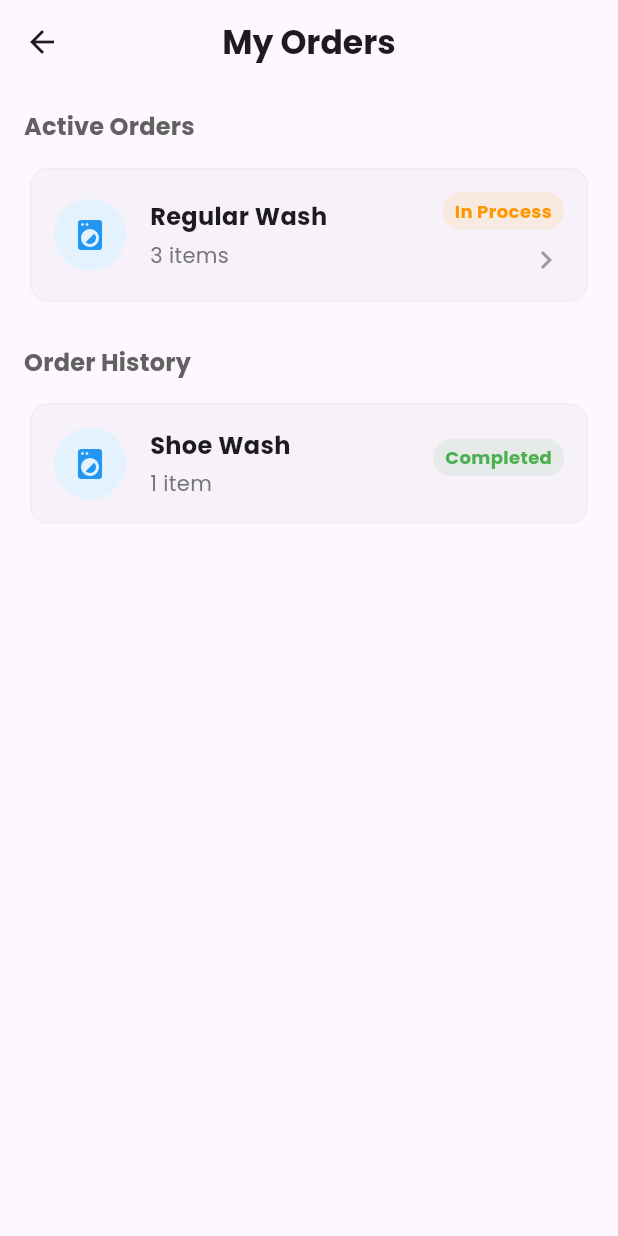
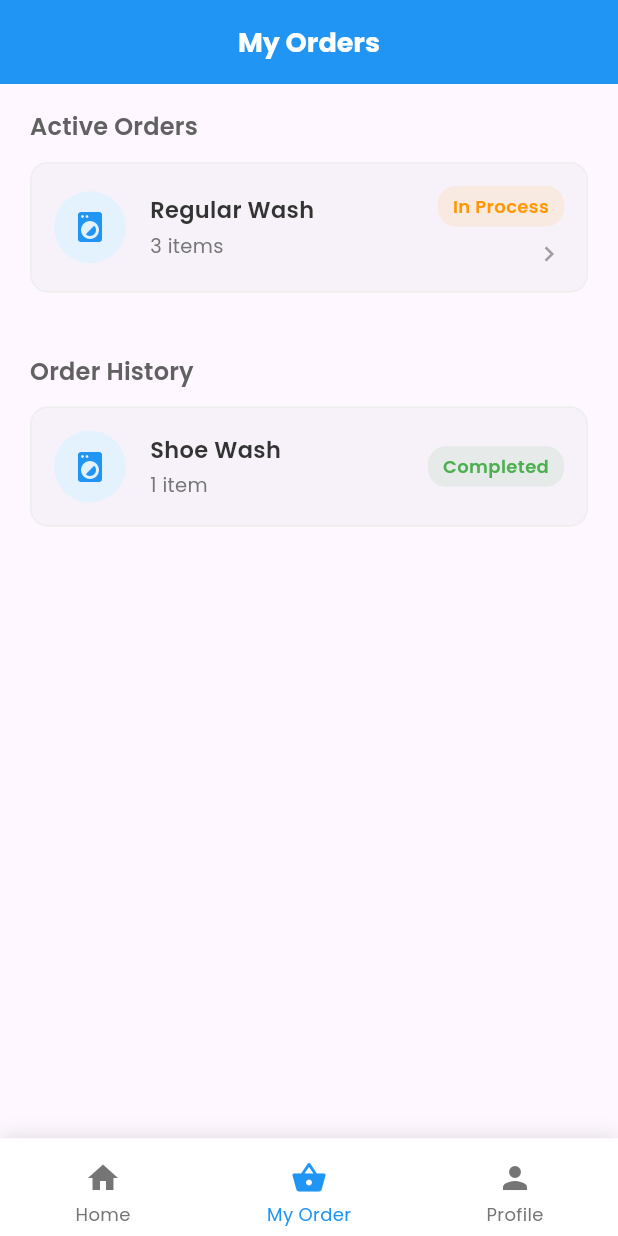
Before and after one commit to Blaundry/BLaundry, a Flutter app: the MyOrderPage screen opened directly, on a phone screen of 412 x 824 dp. Run offline on Flutter 3.47's test engine with Material 3 defaults, Android fonts, the light colour scheme and no system bars; our stand-ins replace image_picker, lottie, qr_flutter.

Commit message:
nambahin navbar sama nyesuain posisi

```diff
--- a/lib/myorder.dart
+++ b/lib/myorder.dart
@@ -1,6 +1,8 @@
 import 'package:flutter/material.dart';
-import 'payment.dart';
-import 'dashboard.dart';
+import 'package:blaundry_registlogin/payment.dart';
+import 'package:blaundry_registlogin/dashboard.dart';
+import 'package:blaundry_registlogin/profile.dart';
+import 'package:blaundry_registlogin/button_navbar_user.dart';
 
 class MyOrderPage extends StatelessWidget {
   const MyOrderPage({super.key});
@@ -9,28 +11,28 @@ class MyOrderPage extends StatelessWidget {
   Widget build(BuildContext context) {
     return Scaffold(
       appBar: AppBar(
-        title: const Text('My Orders', style: TextStyle(fontWeight: FontWeight.bold)),
-        leading: IconButton(
-          icon: const Icon(Icons.arrow_back),
-          onPressed: () => Navigator.pushReplacement(
-            context,
-            MaterialPageRoute(builder: (context) => const DashboardPage()),
-          ),
-        ),
+        title: const Text('My Orders',
+            style: TextStyle(
+              fontWeight: FontWeight.bold,
+              fontSize: 18,
+              color: Colors.white,
+            )),
         centerTitle: true,
+        backgroundColor: const Color.fromARGB(255, 33, 149, 243),
         elevation: 0,
+        automaticallyImplyLeading: false,
       ),
       body: Padding(
-        padding: const EdgeInsets.symmetric(horizontal: 16),
+        padding: const EdgeInsets.symmetric(horizontal: 20, vertical: 16),
         child: Column(
           crossAxisAlignment: CrossAxisAlignment.start,
           children: [
-            const SizedBox(height: 16),
             Text('Active Orders',
                 style: Theme.of(context).textTheme.titleMedium?.copyWith(
-                  fontWeight: FontWeight.bold,
-                  color: Colors.grey[700],
-                )),
+                      fontWeight: FontWeight.w600,
+                      color: Colors.grey[700],
+                      fontSize: 16,
+                    )),
             const SizedBox(height: 12),
             _buildOrderCard(
               context,
@@ -46,9 +48,10 @@ class MyOrderPage extends StatelessWidget {
             const SizedBox(height: 24),
             Text('Order History',
                 style: Theme.of(context).textTheme.titleMedium?.copyWith(
-                  fontWeight: FontWeight.bold,
-                  color: Colors.grey[700],
-                )),
+                      fontWeight: FontWeight.w600,
+                      color: Colors.grey[700],
+                      fontSize: 16,
+                    )),
             const SizedBox(height: 12),
             _buildOrderCard(
               context,
@@ -59,6 +62,22 @@ class MyOrderPage extends StatelessWidget {
             ),
           ],
         ),
+      ),
+      bottomNavigationBar: BottomNavBaruser(
+        selectedIndex: 1, // My Order is selected
+        onTap: (index) {
+          if (index == 0) {
+            Navigator.pushReplacement(
+              context,
+              MaterialPageRoute(builder: (context) => const DashboardPage()),
+            );
+          } else if (index == 2) {
+            Navigator.pushReplacement(
+              context,
+              MaterialPageRoute(builder: (context) => const ProfilePage()),
+            );
+          }
+        },
       ),
     );
   }
@@ -77,6 +96,7 @@ class MyOrderPage extends StatelessWidget {
         borderRadius: BorderRadius.circular(12),
         side: BorderSide(color: Colors.grey.shade200, width: 1),
       ),
+      margin: const EdgeInsets.only(bottom: 16),
       child: InkWell(
         borderRadius: BorderRadius.circular(12),
         onTap: onTap,
@@ -90,7 +110,8 @@ class MyOrderPage extends StatelessWidget {
                   color: Colors.blue.shade50,
                   shape: BoxShape.circle,
                 ),
-                child: const Icon(Icons.local_laundry_service, color: Colors.blue),
+                child: const Icon(Icons.local_laundry_service,
+                    size: 24, color: Color.fromARGB(255, 33, 149, 243)),
               ),
               const SizedBox(width: 16),
               Expanded(
@@ -99,12 +120,16 @@ class MyOrderPage extends StatelessWidget {
                   children: [
                     Text(service,
                         style: const TextStyle(
-                          fontWeight: FontWeight.bold,
-                          fontSize: 16,
+                          fontWeight: FontWeight.w600,
+                          fontSize: 15,
+                          color: Color(0xFF333333),
                         )),
                     const SizedBox(height: 4),
                     Text('$items ${items > 1 ? 'items' : 'item'}',
-                        style: TextStyle(color: Colors.grey.shade600)),
+                        style: TextStyle(
+                          fontSize: 13,
+                          color: Colors.grey.shade600,
+                        )),
                   ],
                 ),
               ),
@@ -112,7 +137,8 @@ class MyOrderPage extends StatelessWidget {
                 crossAxisAlignment: CrossAxisAlignment.end,
                 children: [
                   Container(
-                    padding: const EdgeInsets.symmetric(horizontal: 8, vertical: 4),
+                    padding:
+                        const EdgeInsets.symmetric(horizontal: 10, vertical: 5),
                     decoration: BoxDecoration(
                       color: statusColor.withOpacity(0.1),
                       borderRadius: BorderRadius.circular(12),
@@ -120,13 +146,15 @@ class MyOrderPage extends StatelessWidget {
                     child: Text(status,
                         style: TextStyle(
                           color: statusColor,
-                          fontWeight: FontWeight.bold,
+                          fontWeight: FontWeight.w600,
                           fontSize: 12,
                         )),
                   ),
-                  const SizedBox(height: 8),
-                  if (onTap != null)
-                    const Icon(Icons.chevron_right, color: Colors.grey),
+                  if (onTap != null) ...[
+                    const SizedBox(height: 8),
+                    const Icon(Icons.chevron_right,
+                        size: 20, color: Colors.grey),
+                  ],
                 ],
               ),
             ],
```
